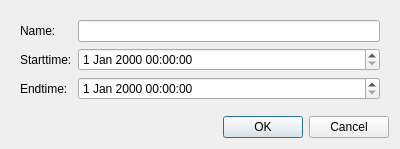
swiss-seismological-service/hermes, file RAMSIS/ui/views/forecastconfigdialog.ui: the form before one commit.
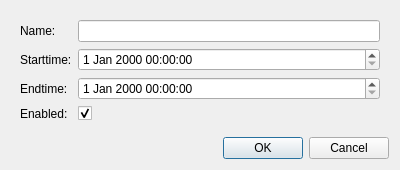
The form after the commit.

Commit message: [ENH] Enable/disable forecast (GUI)

Diff of the .ui file:
```diff
--- a/RAMSIS/ui/views/forecastconfigdialog.ui
+++ b/RAMSIS/ui/views/forecastconfigdialog.ui
@@ -7,7 +7,7 @@
     <x>0</x>
     <y>0</y>
     <width>400</width>
-    <height>149</height>
+    <height>170</height>
    </rect>
   </property>
   <property name="windowTitle">
@@ -47,6 +47,23 @@
       <item row="2" column="1">
        <widget class="QDateTimeEdit" name="endtimeDateTimeEdit"/>
       </item>
+      <item row="3" column="0">
+       <widget class="QLabel" name="label_4">
+        <property name="text">
+         <string>Enabled:</string>
+        </property>
+       </widget>
+      </item>
+      <item row="3" column="1">
+       <widget class="QCheckBox" name="enableForecastCheckBox">
+        <property name="text">
+         <string/>
+        </property>
+        <property name="checked">
+         <bool>true</bool>
+        </property>
+       </widget>
+      </item>
      </layout>
     </widget>
    </item>
```
The commit also changes 1 other file.
